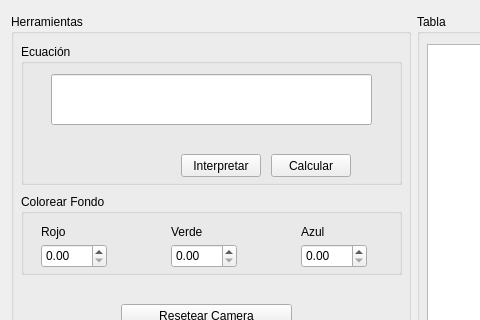
Above: ui/mainwindow.ui from JairFrancesco/easyGraph before the change; both pictures show x 0 to 480 and y 107 to 427 of the 1252 by 557 pixel window. Below: the same form after it.
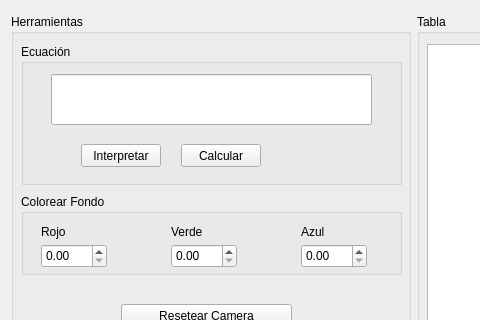
That is the form after the change. Icons and pictures are not drawn. Custom widgets are drawn as their Qt base class.

Diff of the .ui file:
```diff
--- a/ui/mainwindow.ui
+++ b/ui/mainwindow.ui
@@ -196,8 +196,8 @@
        <widget class="QPushButton" name="pushButton_2">
         <property name="geometry">
          <rect>
-          <x>160</x>
-          <y>110</y>
+          <x>60</x>
+          <y>100</y>
           <width>80</width>
           <height>23</height>
          </rect>
@@ -232,8 +232,8 @@
        <widget class="QPushButton" name="pushButton_3">
         <property name="geometry">
          <rect>
-          <x>250</x>
-          <y>110</y>
+          <x>160</x>
+          <y>100</y>
           <width>80</width>
           <height>23</height>
          </rect>
```
Left out of the diff: 2 changed lines with no effect on the pictures.
